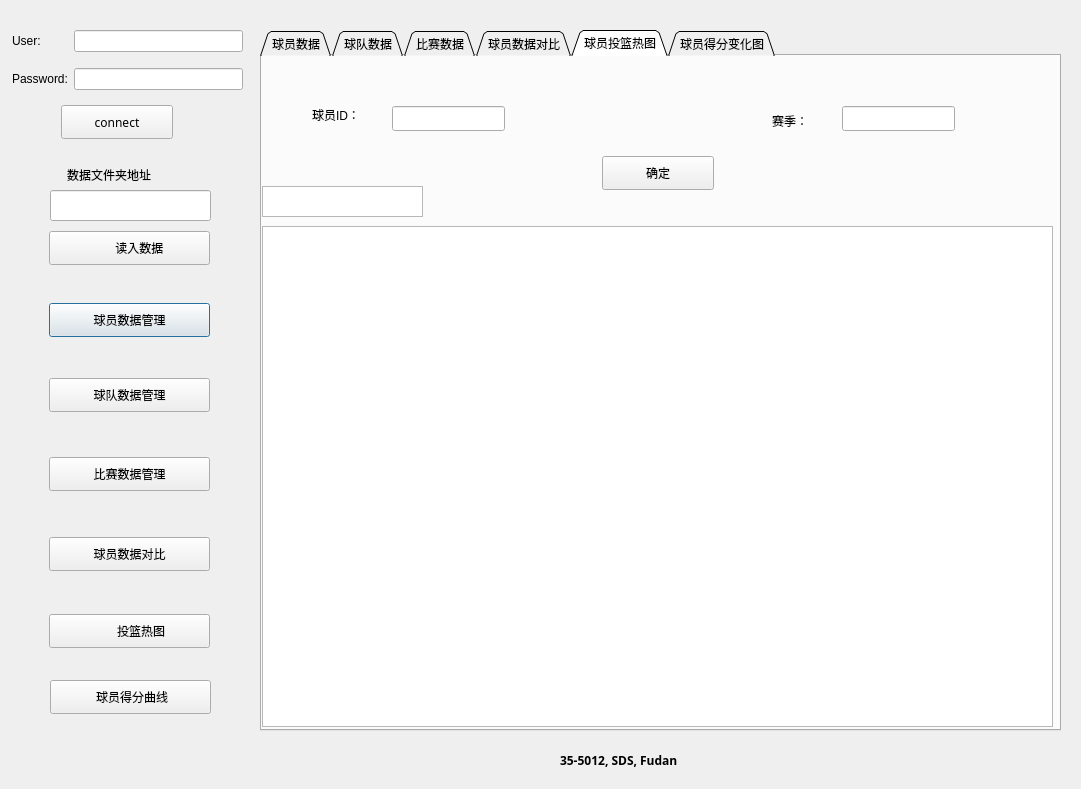
Old version of the form venv/main.ui in the repository pickerxxr/Database_project_5012.
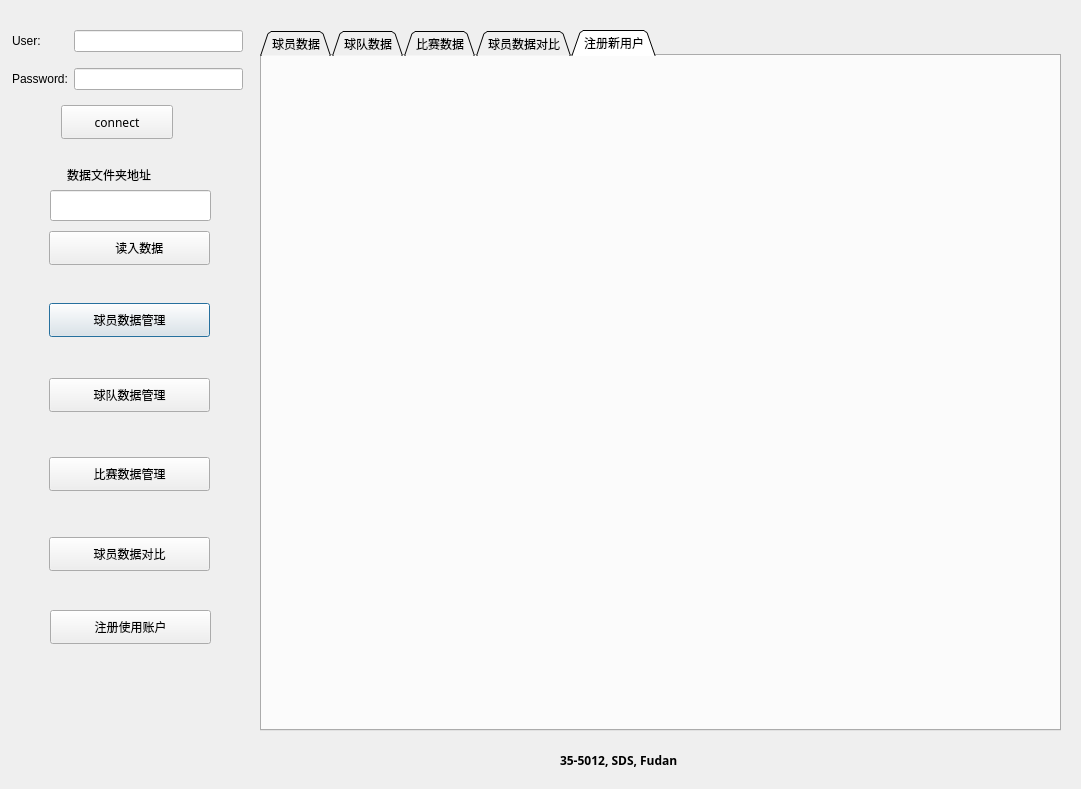
New version of the form. The open tabs and pages were chosen to show the change. Icons and pictures are not drawn.

Patch:
```diff
--- a/venv/main.ui
+++ b/venv/main.ui
@@ -41,34 +41,6 @@
     </size>
    </property>
   </widget>
-  <widget class="QPushButton" name="heat_map_button">
-   <property name="geometry">
-    <rect>
-     <x>49</x>
-     <y>614</y>
-     <width>161</width>
-     <height>34</height>
-    </rect>
-   </property>
-   <property name="font">
-    <font>
-     <family>Microsoft JhengHei UI</family>
-    </font>
-   </property>
-   <property name="text">
-    <string>       投篮热图</string>
-   </property>
-   <property name="icon">
-    <iconset resource="icons.qrc">
-     <normaloff>:/icons/heat.png</normaloff>:/icons/heat.png</iconset>
-   </property>
-   <property name="iconSize">
-    <size>
-     <width>30</width>
-     <height>30</height>
-    </size>
-   </property>
-  </widget>
   <widget class="QPushButton" name="player_compare_button">
    <property name="geometry">
     <rect>
@@ -1607,177 +1579,8 @@
    </widget>
    <widget class="QWidget" name="heatmap_tab">
     <attribute name="title">
-     <string>球员投篮热图</string>
+     <string>注册新用户</string>
     </attribute>
-    <widget class="QGraphicsView" name="heat_graphicsView">
-     <property name="geometry">
-      <rect>
-       <x>0</x>
-       <y>170</y>
-       <width>791</width>
-       <height>501</height>
-      </rect>
-     </property>
-    </widget>
-    <widget class="QLabel" name="heat_player_id_label">
-     <property name="geometry">
-      <rect>
-       <x>50</x>
-       <y>50</y>
-       <width>81</width>
-       <height>18</height>
-      </rect>
-     </property>
-     <property name="text">
-      <string>球员ID：</string>
-     </property>
-    </widget>
-    <widget class="QLineEdit" name="heat_player_id_input">
-     <property name="geometry">
-      <rect>
-       <x>130</x>
-       <y>50</y>
-       <width>113</width>
-       <height>25</height>
-      </rect>
-     </property>
-    </widget>
-    <widget class="QLineEdit" name="heat_season_input">
-     <property name="geometry">
-      <rect>
-       <x>580</x>
-       <y>50</y>
-       <width>113</width>
-       <height>25</height>
-      </rect>
-     </property>
-     <property name="text">
-      <string/>
-     </property>
-    </widget>
-    <widget class="QLabel" name="heat_season_label">
-     <property name="geometry">
-      <rect>
-       <x>510</x>
-       <y>50</y>
-       <width>81</width>
-       <height>30</height>
-      </rect>
-     </property>
-     <property name="text">
-      <string>赛季：</string>
-     </property>
-    </widget>
-    <widget class="QTextBrowser" name="heat_playername_textBrowseroutput">
-     <property name="geometry">
-      <rect>
-       <x>0</x>
-       <y>130</y>
-       <width>161</width>
-       <height>31</height>
-      </rect>
-     </property>
-    </widget>
-    <widget class="QPushButton" name="heatmap_confirm_pushbutton">
-     <property name="geometry">
-      <rect>
-       <x>340</x>
-       <y>100</y>
-       <width>112</width>
-       <height>34</height>
-      </rect>
-     </property>
-     <property name="text">
-      <string>确定</string>
-     </property>
-    </widget>
-   </widget>
-   <widget class="QWidget" name="tab">
-    <attribute name="title">
-     <string>球员得分变化图</string>
-    </attribute>
-    <widget class="QLineEdit" name="line_player_id_input">
-     <property name="geometry">
-      <rect>
-       <x>130</x>
-       <y>50</y>
-       <width>113</width>
-       <height>25</height>
-      </rect>
-     </property>
-    </widget>
-    <widget class="QLineEdit" name="line_season_input">
-     <property name="geometry">
-      <rect>
-       <x>580</x>
-       <y>50</y>
-       <width>113</width>
-       <height>25</height>
-      </rect>
-     </property>
-     <property name="text">
-      <string/>
-     </property>
-    </widget>
-    <widget class="QGraphicsView" name="line_graphicsView">
-     <property name="geometry">
-      <rect>
-       <x>0</x>
-       <y>170</y>
-       <width>791</width>
-       <height>501</height>
-      </rect>
-     </property>
-    </widget>
-    <widget class="QLabel" name="line_player_id_label">
-     <property name="geometry">
-      <rect>
-       <x>50</x>
-       <y>50</y>
-       <width>81</width>
-       <height>18</height>
-      </rect>
-     </property>
-     <property name="text">
-      <string>球员ID：</string>
-     </property>
-    </widget>
-    <widget class="QLabel" name="line_season_label">
-     <property name="geometry">
-      <rect>
-       <x>510</x>
-       <y>50</y>
-       <width>81</width>
-       <height>30</height>
-      </rect>
-     </property>
-     <property name="text">
-      <string>赛季：</string>
-     </property>
-    </widget>
-    <widget class="QTextBrowser" name="line_playername_textBrowseroutput">
-     <property name="geometry">
-      <rect>
-       <x>0</x>
-       <y>130</y>
-       <width>161</width>
-       <height>31</height>
-      </rect>
-     </property>
-    </widget>
-    <widget class="QPushButton" name="line_player_confirm_pushbutton">
-     <property name="geometry">
-      <rect>
-       <x>350</x>
-       <y>120</y>
-       <width>112</width>
-       <height>34</height>
-      </rect>
-     </property>
-     <property name="text">
-      <string>确定</string>
-     </property>
-    </widget>
    </widget>
   </widget>
   <widget class="QLabel" name="copyright_label">
@@ -1854,34 +1657,6 @@
     <string>connect</string>
    </property>
   </widget>
-  <widget class="QPushButton" name="line_button">
-   <property name="geometry">
-    <rect>
-     <x>50</x>
-     <y>680</y>
-     <width>161</width>
-     <height>34</height>
-    </rect>
-   </property>
-   <property name="font">
-    <font>
-     <family>Microsoft JhengHei UI</family>
-    </font>
-   </property>
-   <property name="text">
-    <string> 球员得分曲线</string>
-   </property>
-   <property name="icon">
-    <iconset resource="icons.qrc">
-     <normaloff>:/icons/line.png</normaloff>:/icons/line.png</iconset>
-   </property>
-   <property name="iconSize">
-    <size>
-     <width>30</width>
-     <height>30</height>
-    </size>
-   </property>
-  </widget>
   <widget class="QLineEdit" name="dir_input">
    <property name="geometry">
     <rect>
@@ -1905,6 +1680,29 @@
     <string>数据文件夹地址</string>
    </property>
   </widget>
+  <widget class="QPushButton" name="add_login">
+   <property name="geometry">
+    <rect>
+     <x>50</x>
+     <y>610</y>
+     <width>161</width>
+     <height>34</height>
+    </rect>
+   </property>
+   <property name="text">
+    <string>注册使用账户</string>
+   </property>
+   <property name="icon">
+    <iconset>
+     <normaloff>icons/add_user.png</normaloff>icons/add_user.png</iconset>
+   </property>
+   <property name="iconSize">
+    <size>
+     <width>30</width>
+     <height>30</height>
+    </size>
+   </property>
+  </widget>
  </widget>
  <resources>
   <include location="icons.qrc"/>
```
Left out of the diff: 8 changed lines with no effect on the pictures.
